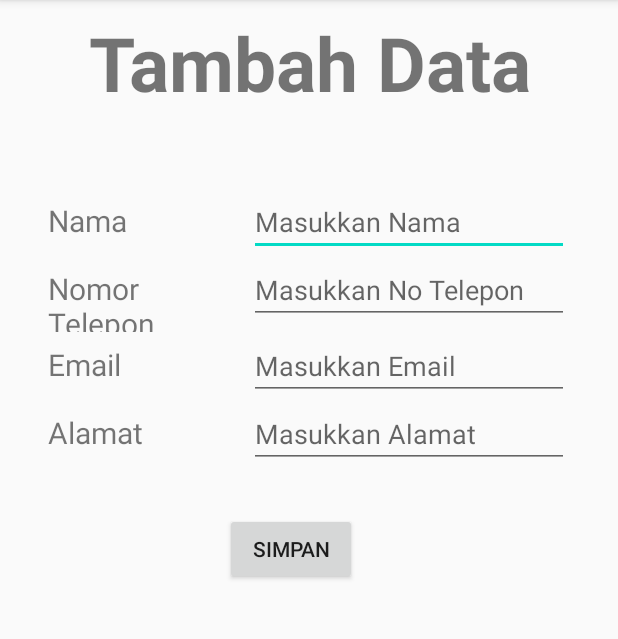
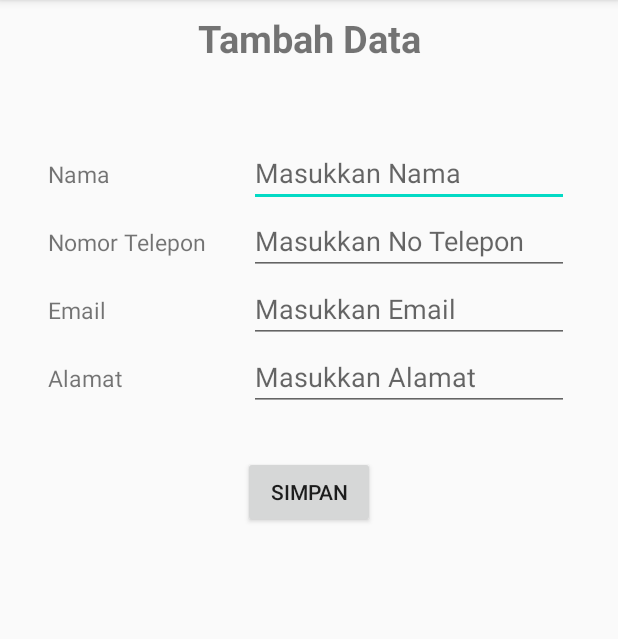
Before and after one commit to nurfajarismail/ExerciseSqllite, an Android app: the displaymhs screen opened directly, with no data from a screen before it, on a phone screen of 412 x 824 dp, the part 84-723 px from its top. Run offline under Robolectric (Android 15) with nearby library versions, the phone set to English and light mode, and no system bars.

Commit message:
change textsize and positioning

```diff
--- a/app/src/main/res/layout/activity_main.xml
+++ b/app/src/main/res/layout/activity_main.xml
@@ -6,9 +6,7 @@
     android:layout_height="match_parent"
     tools:context=".MainActivity">
 
-    <ScrollView
-        android:layout_width="match_parent"
-        android:layout_height="wrap_content">
+
         <LinearLayout
             android:layout_width="match_parent"
             android:layout_height="match_parent"
@@ -25,7 +23,7 @@
                 android:layout_marginTop="5dp"
                 android:gravity="center"
                 android:text="Daftar Kontak"
-                android:textSize="16dp"
+                android:textSize="25dp"
                 android:textStyle="bold"/>
 
             <ListView
@@ -34,7 +32,7 @@
                 android:layout_height="wrap_content"
                 android:layout_marginTop="5dp"/>
         </LinearLayout>
-    </ScrollView>
+
 
     <com.google.android.material.floatingactionbutton.FloatingActionButton
         android:id="@+id/fab"
--- a/app/src/main/res/layout/displaymhs.xml
+++ b/app/src/main/res/layout/displaymhs.xml
@@ -24,8 +24,8 @@
             android:layout_height="wrap_content"
             android:text="@string/tambah_data"
             android:textAlignment="center"
-            android:textSize="50dp"
-            android:textStyle="bold"/>
+            android:textSize="25dp"
+            android:textStyle="bold" />
 
         <TableLayout
             android:layout_width="wrap_content"
@@ -34,9 +34,9 @@
             android:layout_marginTop="50dp">
 
             <TableRow
-                android:textAlignment="center"
                 android:layout_width="match_parent"
-                android:layout_height="wrap_content">
+                android:layout_height="wrap_content"
+                android:textAlignment="center">
 
                 <TextView
                     android:id="@+id/textView"
@@ -44,7 +44,7 @@
                     android:layout_height="wrap_content"
                     android:text="@string/nama"
 
-                    android:textSize="20sp" />
+                    android:textSize="15sp" />
 
                 <EditText
                     android:id="@+id/editname"
@@ -59,6 +59,7 @@
                     />
 
             </TableRow>
+
             <TableRow
                 android:layout_width="match_parent"
                 android:layout_height="match_parent">
@@ -69,7 +70,7 @@
                     android:layout_height="wrap_content"
                     android:text="@string/no_telp"
 
-                    android:textSize="20sp" />
+                    android:textSize="15sp" />
 
                 <EditText
                     android:id="@+id/editPhone"
@@ -90,7 +91,7 @@
                     android:layout_height="wrap_content"
                     android:text="@string/email"
 
-                    android:textSize="20sp" />
+                    android:textSize="15sp" />
 
                 <EditText
                     android:id="@+id/editemail"
@@ -105,6 +106,7 @@
                     />
 
             </TableRow>
+
             <TableRow
                 android:layout_width="match_parent"
                 android:layout_height="wrap_content">
@@ -115,7 +117,7 @@
                     android:layout_height="wrap_content"
                     android:text="@string/alamat"
 
-                    android:textSize="20sp" />
+                    android:textSize="15sp" />
 
                 <EditText
                     android:id="@+id/editalamat"
@@ -137,23 +139,22 @@
         <LinearLayout
             android:layout_width="match_parent"
             android:layout_height="match_parent"
+            android:orientation="vertical"
+            android:textAlignment="center"
+            >
 
-
-            android:orientation="vertical"
-            >
             <Button
                 android:id="@+id/button1"
                 android:layout_width="wrap_content"
                 android:layout_height="wrap_content"
-                android:layout_marginLeft="150dp"
-                android:layout_marginRight="150dp"
                 android:layout_marginTop="30dp"
                 android:onClick="run"
                 android:text="@string/simpan"
                 android:textAlignment="center"
+                android:layout_gravity="center"
+                android:gravity="center"
                 tools:ignore="OnClick" />
         </LinearLayout>
-
 
 
     </LinearLayout>
```
